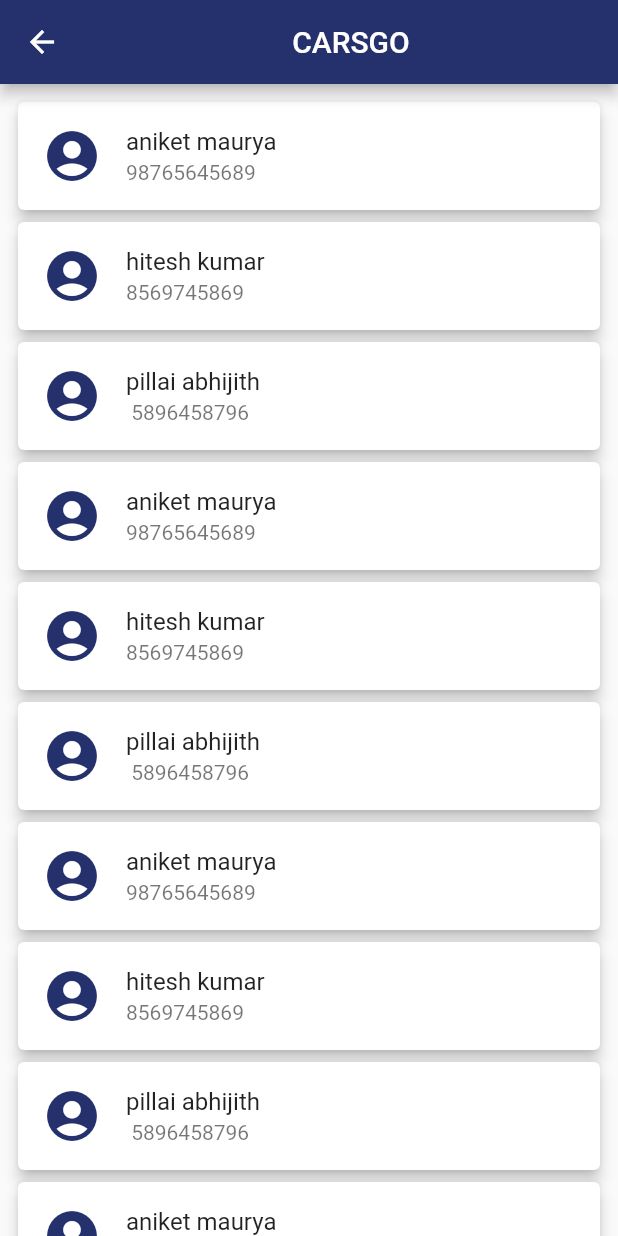
After one commit to Ranakaran3052/carsgo, a Flutter app: the listveiwpage screen opened directly, on a phone screen of 412 x 824 dp. The commit adds this screen. Run offline on Flutter 3.47's test engine with Material 2 defaults, Android fonts, the phone set to English and light mode, and no system bars.

Commit message:
listveiw add

```diff
--- a/lib/profile.dart
+++ b/lib/drawer/profile.dart
@@ -3,7 +3,7 @@ import 'package:flutter/material.dart';
 import 'package:flutter/src/widgets/container.dart';
 import 'package:flutter/src/widgets/framework.dart';
 
-import 'home.dart';
+import '../screeen/home.dart';
 
 class profile extends StatefulWidget {
   const profile({super.key});
--- a/lib/login.dart
+++ b/lib/login.dart
@@ -2,7 +2,7 @@ import 'dart:async';
 import 'dart:core';
 
 import 'package:carsgo/congif/color.dart';
-import 'package:carsgo/home.dart';
+import 'package:carsgo/screeen/home.dart';
 import 'package:flutter/material.dart';
 import 'package:flutter/src/widgets/container.dart';
 import 'package:flutter/src/widgets/framework.dart';
--- a/lib/main.dart
+++ b/lib/main.dart
@@ -1,5 +1,6 @@
-import 'package:carsgo/home.dart';
+import 'package:carsgo/screeen/home.dart';
 import 'package:carsgo/login.dart';
+import 'package:carsgo/screeen/listveiwpage.dart';
 import 'package:flutter/material.dart';
 
 void main() {
@@ -18,7 +19,9 @@ class MyApp extends StatelessWidget {
       theme: ThemeData(
         primarySwatch: Colors.blue,
       ),
-      home: const loginscreen(),
+      home:
+          // listveiwpage(),
+          const loginscreen(),
     );
   }
 }
--- /dev/null
+++ b/lib/school.dart
@@ -0,0 +1,19 @@
+import 'package:flutter/material.dart';
+import 'package:flutter/src/widgets/container.dart';
+import 'package:flutter/src/widgets/framework.dart';
+
+class SchoolPage extends StatefulWidget {
+  const SchoolPage({super.key});
+
+  @override
+  State<SchoolPage> createState() => _SchoolPageState();
+}
+
+class _SchoolPageState extends State<SchoolPage> {
+  @override
+  Widget build(BuildContext context) {
+    return Scaffold(
+      body: Text('SchoolPage'),
+    );
+  }
+}
--- a/lib/home.dart
+++ b/lib/screeen/home.dart
@@ -1,7 +1,9 @@
 import 'package:carsgo/congif/color.dart';
-import 'package:carsgo/congif/message.dart';
-import 'package:carsgo/profile.dart';
-import 'package:carsgo/settings.dart';
+import 'package:carsgo/drawer/message.dart';
+import 'package:carsgo/drawer/profile.dart';
+import 'package:carsgo/school.dart';
+import 'package:carsgo/drawer/settings.dart';
+import 'package:carsgo/screeen/listveiwpage.dart';
 import 'package:flutter/material.dart';
 import 'package:flutter/src/widgets/container.dart';
 import 'package:flutter/src/widgets/framework.dart';
@@ -14,7 +16,19 @@ class MyHomePage extends StatefulWidget {
 }
 
 class _MyHomePageState extends State<MyHomePage> {
-  int _selectedIndex = 0;
+  // int _selectedIndex = 1;
+  // static const TextStyle optionStyle =
+  //     TextStyle(fontSize: 30, fontWeight: FontWeight.bold);
+  // static const List<Widget> _widgetOptions = <Widget>[
+  //   SchoolPage(),
+  // ];
+
+  // void _onItemTapped(int index) {
+  //   setState(() {
+  //     _selectedIndex = index;
+  //   });
+  // }
+
   @override
   Widget build(BuildContext context) {
     return Scaffold(
@@ -70,6 +84,9 @@ class _MyHomePageState extends State<MyHomePage> {
           ],
         ),
       ),
+      // body: Center(
+      //   child: _widgetOptions.elementAt(_selectedIndex),
+      // ),
       body: Container(
         //body area
         margin: EdgeInsets.symmetric(horizontal: 10, vertical: 10),
@@ -136,7 +153,10 @@ class _MyHomePageState extends State<MyHomePage> {
       ),
       // floatingActionButtonLocation: FloatingActionButtonLocation.,
       floatingActionButton: FloatingActionButton(
-        onPressed: () {},
+        onPressed: () {
+          Navigator.push(
+              context, MaterialPageRoute(builder: (context) => listveiwpage()));
+        },
         child: Icon(Icons.add),
       ),
       bottomNavigationBar: BottomNavigationBar(
@@ -162,9 +182,9 @@ class _MyHomePageState extends State<MyHomePage> {
             backgroundColor: Colors.pink,
           ),
         ],
-        currentIndex: _selectedIndex,
+        //currentIndex: _selectedIndex,
         selectedItemColor: Colors.amber[800],
-        // onTap: _onItemTapped,
+        //onTap: _onItemTapped,
       ),
     );
   }
--- /dev/null
+++ b/lib/screeen/listveiwpage.dart
@@ -0,0 +1,80 @@
+import 'package:carsgo/congif/color.dart';
+import 'package:flutter/material.dart';
+import 'package:flutter/src/widgets/container.dart';
+import 'package:flutter/src/widgets/framework.dart';
+
+class listveiwpage extends StatefulWidget {
+  const listveiwpage({super.key});
+
+  @override
+  State<listveiwpage> createState() => _listveiwpageState();
+}
+
+class _listveiwpageState extends State<listveiwpage> {
+  final List<String> name = <String>[
+    'aniket maurya ',
+    'hitesh kumar ',
+    'pillai abhijith ',
+    'aniket maurya ',
+    'hitesh kumar ',
+    'pillai abhijith ',
+    'aniket maurya ',
+    'hitesh kumar ',
+    'pillai abhijith ',
+    'aniket maurya ',
+    'hitesh kumar ',
+    'pillai abhijith ',
+  ];
+  final List<String> en = <String>[
+    '98765645689 ',
+    '8569745869 ',
+    ' 5896458796 ',
+    '98765645689 ',
+    '8569745869 ',
+    ' 5896458796 ',
+    '98765645689 ',
+    '8569745869 ',
+    ' 5896458796 ',
+    '98765645689 ',
+    '8569745869 ',
+    ' 5896458796 ',
+    '98765645689 ',
+    '8569745869 ',
+    ' 5896458796 ',
+    '98765645689 ',
+    '8569745869 ',
+    ' 5896458796 ',
+  ];
+  @override
+  Widget build(BuildContext context) {
+    return Scaffold(
+      appBar: AppBar(
+        title: Center(child: Text("CARSGO")),
+        backgroundColor: primaryColor,
+      ),
+      body: ListView.builder(
+          padding: const EdgeInsets.all(8),
+          itemCount: name.length,
+          itemBuilder: (BuildContext context, int index) {
+            return Card(
+              elevation: 4,
+              child: ListTile(
+                leading: Icon(
+                  Icons.account_circle,
+                  color: primaryColor,
+                  size: 40,
+                ),
+                title: Text('${name[index]}'),
+                subtitle: Text('${en[index]}'),
+              ),
+            );
+
+            //  Container(
+            //   height: 50,
+            //   color: Colors.amber[colorCodes[index]],
+            //   child: Center(child: Text('Entry ${entries[index]}')),
+            // );
+          }),
+    );
+  }
+}
```
Also changed, not shown: lib/drawer/message.dart (renamed from lib/congif/message.dart), lib/drawer/settings.dart (renamed from lib/settings.dart).
